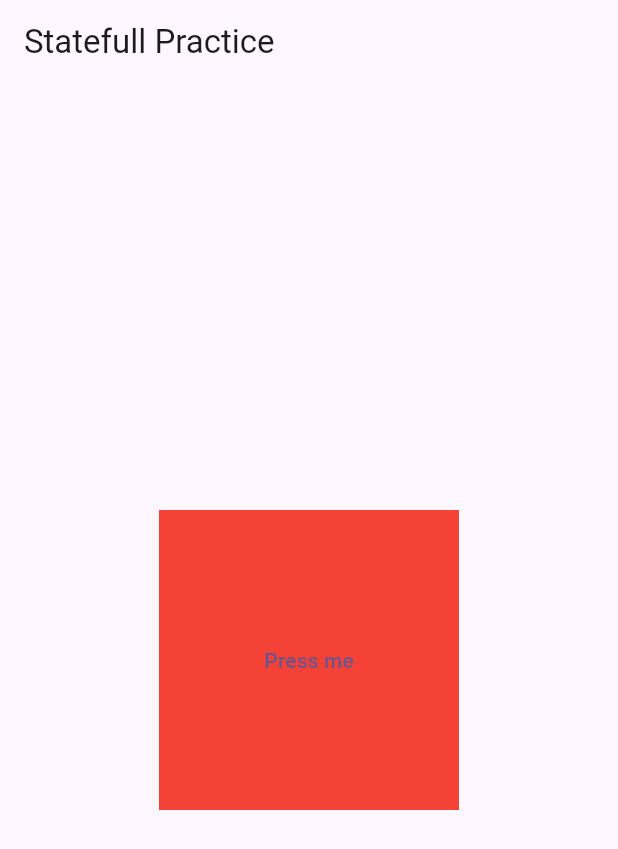
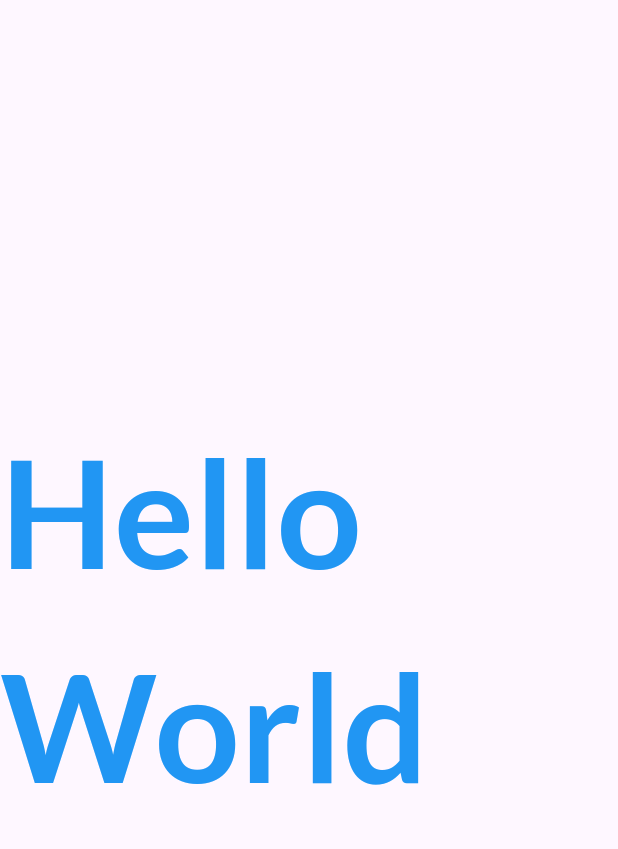
Before and after one commit to Adsoftwares1/batch-3-flutter, a Flutter app: the screen it shows after launch, on a phone screen of 412 x 824 dp. Shown: the top 849 px of the screen. Run offline on Flutter 3.47's test engine with Material 3 defaults, Android fonts, the phone set to English and light mode, and no system bars; our stand-ins replace google_fonts.

Commit message:
google font, luncher icon and buttons

```diff
--- /dev/null
+++ b/lib/12_30_2024/google_fonts.dart
@@ -0,0 +1,26 @@
+
+
+import 'package:flutter/material.dart';
+import 'package:google_fonts/google_fonts.dart';
+
+class GoogleFontsPractice extends StatefulWidget {
+  const GoogleFontsPractice({super.key});
+
+  @override
+  State<GoogleFontsPractice> createState() => _GoogleFontsPracticeState();
+}
+
+class _GoogleFontsPracticeState extends State<GoogleFontsPractice> {
+  @override
+  Widget build(BuildContext context) {
+    return Scaffold(
+      body: Center(
+        child: Text("Hello World", style: GoogleFonts.lato(
+          fontSize: 100,
+          fontWeight: FontWeight.bold,
+          color: Colors.blue,
+        ),),
+      ),
+    );
+  }
+}
--- a/lib/main.dart
+++ b/lib/main.dart
@@ -3,6 +3,8 @@ import 'package:first_app_batch_3/12_23_2024/login_ui.dart';
 import 'package:first_app_batch_3/12_24_24/digital_watch.dart';
 import 'package:first_app_batch_3/12_25_2024/stateless.dart';
 import 'package:first_app_batch_3/12_25_2024/statfulPractice.dart';
+import 'package:first_app_batch_3/12_30_2024/buttons_practice.dart';
+import 'package:first_app_batch_3/12_30_2024/google_fonts.dart';
 import 'package:flutter/material.dart';
 
 void main() {
@@ -22,7 +24,7 @@ class MyApp extends StatelessWidget {
         colorScheme: ColorScheme.fromSeed(seedColor: Colors.deepPurple),
         useMaterial3: true,
       ),
-      home: StatefullPractice(),
+      home: GoogleFontsPractice(),
     );
   }
 }
--- a/pubspec.yaml
+++ b/pubspec.yaml
@@ -35,6 +35,8 @@ dependencies:
   # The following adds the Cupertino Icons font to your application.
   # Use with the CupertinoIcons class for iOS style icons.
   cupertino_icons: ^1.0.8
+  google_fonts: ^6.2.1
+  flutter_launcher_icons: ^0.14.2
 
 dev_dependencies:
   flutter_test:
@@ -61,6 +63,7 @@ flutter:
   # To add assets to your application, add an assets section, like this:
   assets:
     - assets/
+    - assets/icon/
   #   - images/a_dot_burr.jpeg
   #   - images/a_dot_ham.jpeg
 
```
Also changed, not shown: flutter_launcher_icons.yaml (added, +32 -0 lines), lib/12_30_2024/buttons_practice.dart (added, +83 -0 lines), assets/icon/icon.png (renamed from assets/fruit.jpg), pubspec.lock, 30 other files.
